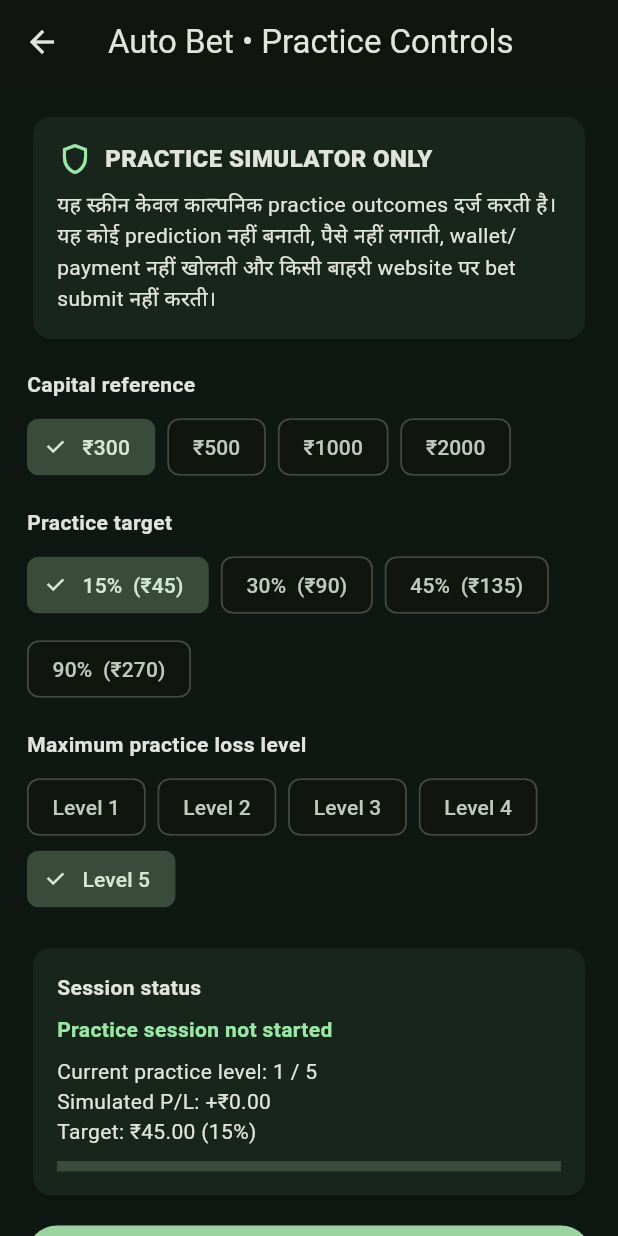
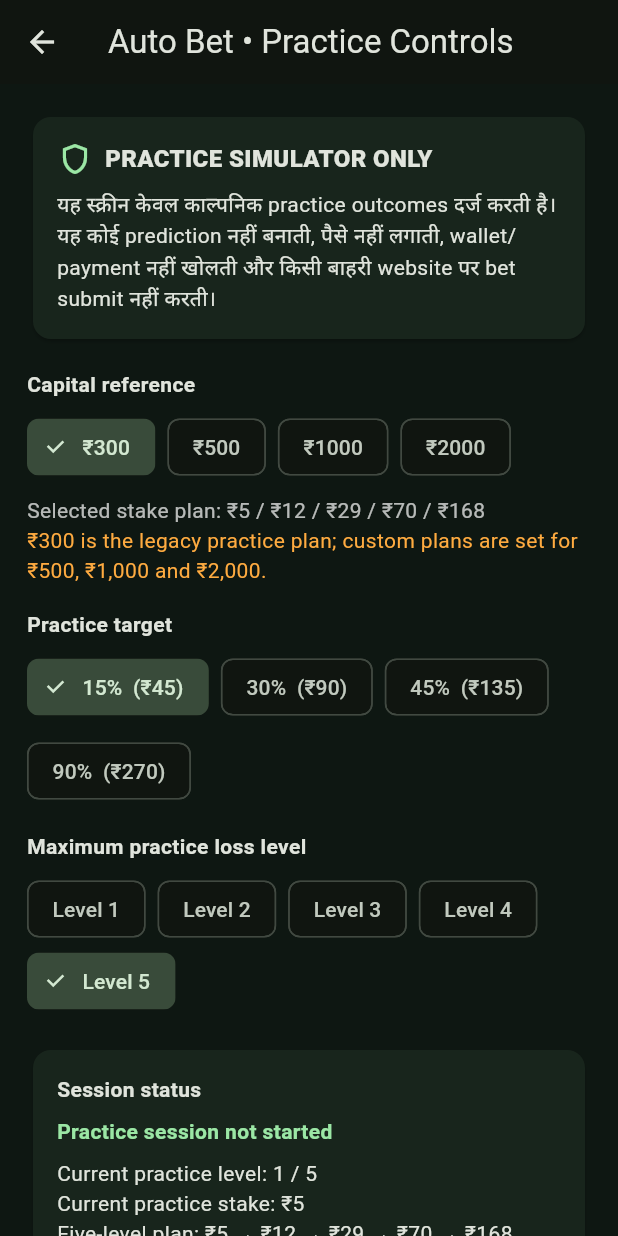
Before and after one commit to shubhamkatara91-ship-it/TRADE-AR-MONKEY-, a Flutter app: the AutoBetPracticePage screen opened directly, on a phone screen of 412 x 824 dp. Run offline on Flutter 3.47's test engine with Material 3 defaults, Android fonts, the phone set to English and light mode, and no system bars; our stand-ins replace share_plus, supabase_flutter; accounts and stored records are empty.

Commit message:
Show selected stake plan and practice session capital status

```diff
--- a/lib/main.dart
+++ b/lib/main.dart
@@ -567,6 +567,9 @@ class _AutoBetPracticePageState extends State<AutoBetPracticePage> {
       const Text('Capital reference', style: TextStyle(fontWeight: FontWeight.bold)),
       const SizedBox(height: 8),
       Wrap(spacing: 8, runSpacing: 8, children: capitals.map((value) => ChoiceChip(label: Text('₹$value'), selected: capital == value, onSelected: running ? null : (_) => setState(() => capital = value))).toList()),
+      const SizedBox(height: 8),
+      Text('Selected stake plan: ${betByLevel.map((amount) => '₹$amount').join(' / ')}', style: const TextStyle(color: Colors.white70)),
+      if (capital == 300) const Text('₹300 is the legacy practice plan; custom plans are set for ₹500, ₹1,000 and ₹2,000.', style: TextStyle(color: Colors.orangeAccent)),
       const SizedBox(height: 16),
       const Text('Practice target', style: TextStyle(fontWeight: FontWeight.bold)),
       const SizedBox(height: 8),
@@ -580,6 +583,10 @@ class _AutoBetPracticePageState extends State<AutoBetPracticePage> {
         const Text('Session status', style: TextStyle(fontWeight: FontWeight.bold)), const SizedBox(height: 8),
         Text(stopReason, style: TextStyle(color: stopped ? Colors.orangeAccent : accent, fontWeight: FontWeight.w700)),
         const SizedBox(height: 8), Text('Current practice level: $level / $maxLevel'),
+        Text('Current practice stake: ₹$currentPracticeBet'),
+        Text('Five-level plan: ${betByLevel.map((amount) => '₹$amount').join(' → ')}'),
+        Text('Total of five stakes: ₹${betByLevel.fold<int>(0, (sum, amount) => sum + amount)}'),
+        Text('Remaining capital reference: ₹${remainingCapital.toStringAsFixed(2)}'),
         Text('Simulated P/L: ${practicePnl >= 0 ? '+' : '-'}₹${practicePnl.abs().toStringAsFixed(2)}'),
         Text('Target: ₹${targetAmount.toStringAsFixed(2)} ($targetPercent%)'),
         const SizedBox(height: 10), LinearProgressIndicator(value: progress, minHeight: 7),
```
